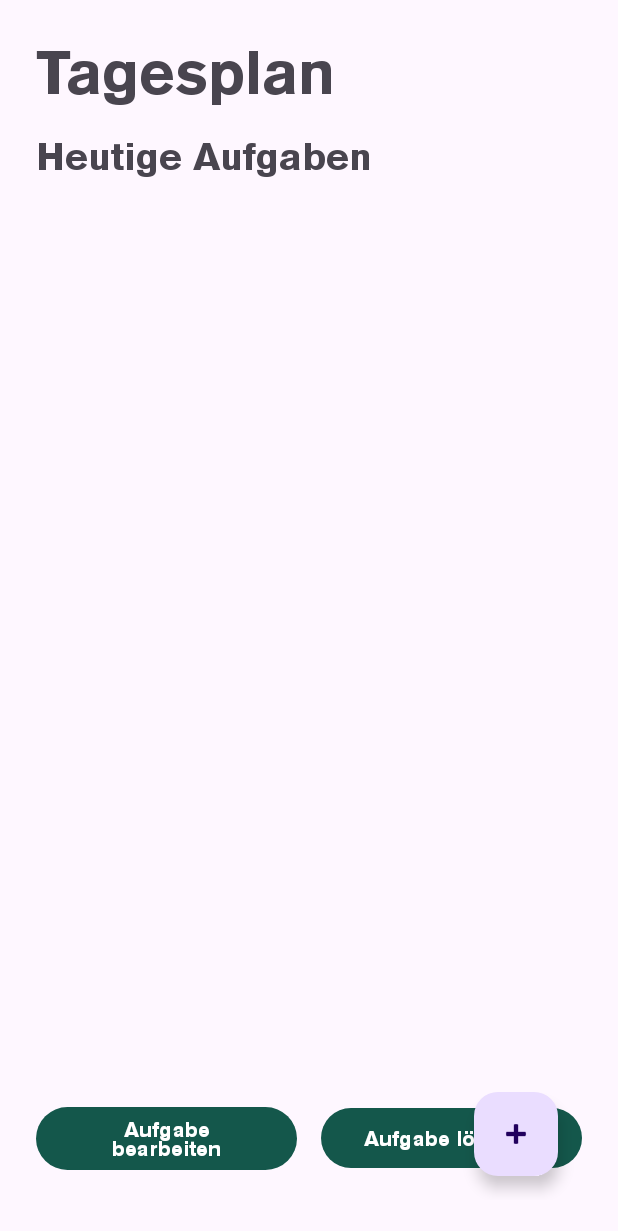
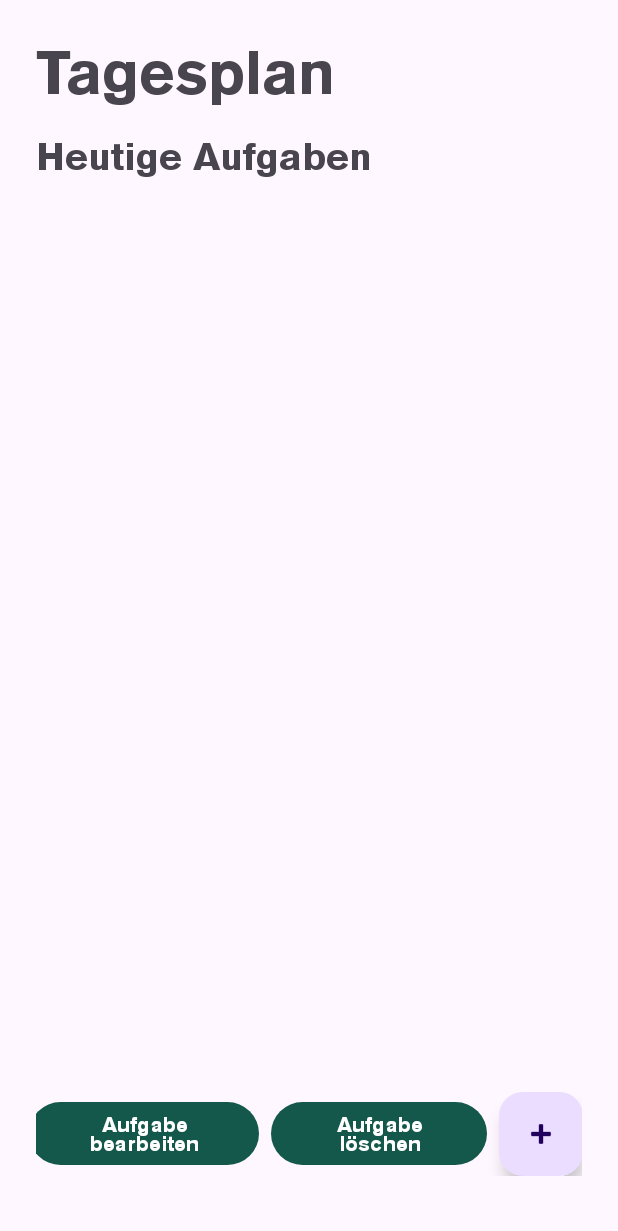
Before and after one commit to magdaa13/TagesBluete, an Android app: the Tagesplan screen opened directly, with no data from a screen before it, on a phone screen of 412 x 824 dp. Shown: the top 1231 px of the screen. Run offline under Robolectric (Android 15) with nearby library versions, the phone set to English and light mode, and no system bars; our stand-ins replace Room's generated code.

Commit message:
Aufgabe bearbeiten/löschen Buttons anordnen. Richtige Nutzerzuordnung

```diff
--- a/app/src/main/java/at/fhj/tagesbluete/Aufgabe.java
+++ b/app/src/main/java/at/fhj/tagesbluete/Aufgabe.java
@@ -12,5 +12,8 @@ public class Aufgabe {
     public String uhrzeit;
     public String wiederholung;
 
+    //Nutzerzuordnung
+    public String nutzername;
+
 
 }
--- a/app/src/main/java/at/fhj/tagesbluete/AufgabeDAO.java
+++ b/app/src/main/java/at/fhj/tagesbluete/AufgabeDAO.java
@@ -15,11 +15,12 @@ public interface AufgabeDAO {
     @Update
     void update(Aufgabe aufgabe);
 
-    @Query("SELECT * FROM Aufgabe WHERE datum = :heutigesDatum ORDER BY uhrzeit ASC")
-    List<Aufgabe> getAufgabenFuerDatum(String heutigesDatum);
+    @Query("SELECT * FROM Aufgabe WHERE datum = :heutigesDatum AND nutzername = :nutzername ORDER BY uhrzeit ASC")
+    List<Aufgabe> getAufgabenFuerDatum(String heutigesDatum, String nutzername);
 
-    @Query("SELECT * FROM Aufgabe")
-    List<Aufgabe> getAlleAufgaben();
+
+    @Query("SELECT * FROM Aufgabe WHERE nutzername = :nutzername")
+    List<Aufgabe> getAlleAufgaben(String nutzername);
 
     @Query("DELETE FROM Aufgabe WHERE id = :id")
     void deleteById(int id);
--- a/app/src/main/java/at/fhj/tagesbluete/Benutzer.java
+++ b/app/src/main/java/at/fhj/tagesbluete/Benutzer.java
@@ -13,10 +13,4 @@ public class Benutzer {
     public String passwort;
 
 
-    // Konstruktor
-    public Benutzer() {
-        this.benutzername = benutzername;
-        this.passwort = passwort;
-    }
-
 }
--- a/app/src/main/java/at/fhj/tagesbluete/BenutzerDAO.java
+++ b/app/src/main/java/at/fhj/tagesbluete/BenutzerDAO.java
@@ -13,6 +13,7 @@ public interface BenutzerDAO {
     @Query("SELECT * FROM Benutzer WHERE benutzername = :benutzername AND passwort = :passwort LIMIT 1")
     Benutzer login(String benutzername, String passwort);
 
+
     @Query("SELECT * FROM Benutzer WHERE benutzername = :benutzername LIMIT 1")
     Benutzer findByUsername(String benutzername);
 
--- a/app/src/main/java/at/fhj/tagesbluete/NeueAufgaben.java
+++ b/app/src/main/java/at/fhj/tagesbluete/NeueAufgaben.java
@@ -2,6 +2,7 @@ package at.fhj.tagesbluete;
 
 import android.app.DatePickerDialog;
 import android.app.TimePickerDialog;
+import android.content.SharedPreferences;
 import android.os.Bundle;
 import android.view.View;
 import android.widget.ArrayAdapter;
@@ -29,6 +30,9 @@ public class NeueAufgaben extends AppCompatActivity {
         EdgeToEdge.enable(this);
         setContentView(R.layout.activity_neue_aufgaben);
         RoomDatenbank db = RoomDatenbank.getInstance(getApplicationContext());
+
+        SharedPreferences prefs = getSharedPreferences("TagesBluetePrefs", MODE_PRIVATE);
+        String eingeloggterNutzername = prefs.getString("nutzername", "");  // Fallback: leerer String
 
 
         EditText TextTitel = findViewById(R.id.editTextTitel);
@@ -103,6 +107,7 @@ public class NeueAufgaben extends AppCompatActivity {
                 bearbeiteteAufgabe.datum = datum;
                 bearbeiteteAufgabe.uhrzeit = uhrzeit;
                 bearbeiteteAufgabe.wiederholung = wiederholung;
+                bearbeiteteAufgabe.nutzername = eingeloggterNutzername; //Nutzerzuordnung
 
                 db.aufgabeDao().update(bearbeiteteAufgabe);
                 Toast.makeText(NeueAufgaben.this, "Aufgabe wurde aktualisiert!", Toast.LENGTH_SHORT).show();
@@ -113,6 +118,7 @@ public class NeueAufgaben extends AppCompatActivity {
                 neueAufgabe.datum = datum;
                 neueAufgabe.uhrzeit = uhrzeit;
                 neueAufgabe.wiederholung = wiederholung;
+                neueAufgabe.nutzername = eingeloggterNutzername;
 
                 db.aufgabeDao().insert(neueAufgabe);
                 Toast.makeText(NeueAufgaben.this, "Aufgabe wurde gespeichert!", Toast.LENGTH_SHORT).show();
--- a/app/src/main/java/at/fhj/tagesbluete/RoomDatenbank.java
+++ b/app/src/main/java/at/fhj/tagesbluete/RoomDatenbank.java
@@ -7,7 +7,7 @@ import androidx.room.Database;
 import androidx.room.Room;
 import androidx.room.RoomDatabase;
 
-@Database(entities = {Benutzer.class, Aufgabe.class}, version = 3)
+@Database(entities = {Benutzer.class, Aufgabe.class}, version = 1, exportSchema = false)
 public abstract class RoomDatenbank extends RoomDatabase {
 
     private static RoomDatenbank instance;
--- a/app/src/main/java/at/fhj/tagesbluete/Tagesplan.java
+++ b/app/src/main/java/at/fhj/tagesbluete/Tagesplan.java
@@ -1,6 +1,7 @@
 package at.fhj.tagesbluete;
 
 import android.content.Intent;
+import android.content.SharedPreferences;
 import android.os.Bundle;
 import android.view.View;
 import android.widget.Button;
@@ -76,7 +77,11 @@ public class Tagesplan extends AppCompatActivity {
     }
     private void ladeAufgabenFuerHeute(){
         String heute = new SimpleDateFormat("dd.MM.yyyy", Locale.GERMAN).format(new Date());
-        aufgabenListe = db.aufgabeDao().getAufgabenFuerDatum(heute);
+
+        SharedPreferences prefs = getSharedPreferences("TagesBluetePrefs", MODE_PRIVATE);
+        String nutzername = prefs.getString("nutzername", "");
+
+        aufgabenListe = db.aufgabeDao().getAufgabenFuerDatum(heute, nutzername);
 
         if(adapter == null){
             adapter = new AufgabeAdapter(aufgabenListe, (aufgabe, position) -> {
--- a/app/src/main/res/layout/activity_neue_aufgaben.xml
+++ b/app/src/main/res/layout/activity_neue_aufgaben.xml
@@ -12,7 +12,7 @@
         android:layout_width="wrap_content"
         android:layout_height="wrap_content"
         android:layout_marginBottom="32dp"
-        android:text="@string/neue_aufgabe_hinzuf_gen"
+        android:text="@string/neue_aufgabe_hinzufuegen"
         android:textSize="24sp"
         android:textStyle="bold"
         app:layout_constraintEnd_toEndOf="parent"
--- a/app/src/main/res/layout/activity_tagesplan.xml
+++ b/app/src/main/res/layout/activity_tagesplan.xml
@@ -1,10 +1,10 @@
-<?xml version="1.0" encoding="utf-8"?>
 <RelativeLayout xmlns:android="http://schemas.android.com/apk/res/android"
     xmlns:app="http://schemas.android.com/apk/res-auto"
     android:layout_width="match_parent"
     android:layout_height="match_parent"
     android:padding="24dp">
 
+    <!-- Überschrift -->
     <TextView
         android:id="@+id/textTagesplan"
         android:layout_width="wrap_content"
@@ -14,6 +14,7 @@
         android:textSize="40sp"
         android:textStyle="bold" />
 
+    <!-- Unterüberschrift -->
     <TextView
         android:id="@+id/textHeutigeAufgaben"
         android:layout_width="wrap_content"
@@ -23,12 +24,13 @@
         android:text="@string/heutige_aufgaben"
         android:textSize="25sp" />
 
+    <!-- RecyclerView -->
     <androidx.recyclerview.widget.RecyclerView
         android:id="@+id/recyclerViewAufgaben"
         android:layout_width="match_parent"
         android:layout_height="0dp"
-        android:layout_above="@id/fabAddAufgabe"
         android:layout_below="@id/textHeutigeAufgaben"
+        android:layout_above="@id/buttonContainer"
         android:layout_marginTop="12dp" />
 
     <LinearLayout
@@ -38,38 +40,37 @@
         android:layout_alignParentBottom="true"
         android:orientation="horizontal"
         android:gravity="center"
-        android:weightSum="2"
+        android:weightSum="3"
         android:layout_marginBottom="16dp">
 
         <Button
             android:id="@+id/buttonAufgabeBearbeiten"
             android:layout_width="0dp"
             android:layout_height="wrap_content"
-            android:layout_weight="1"
+            android:layout_weight="1.6"
             android:text="@string/buttonAufgabeBearbeiten"
-            android:layout_marginEnd="8dp"
-            android:textColor="@android:color/white"/>
+            android:textColor="@android:color/white"
+            android:layout_marginEnd="4dp" />
 
         <Button
             android:id="@+id/buttonAufgabeLöschen"
             android:layout_width="0dp"
             android:layout_height="wrap_content"
-            android:layout_weight="1"
+            android:layout_weight="1.5"
             android:text="@string/buttonAufgabeLöschen"
-            android:layout_marginStart="8dp"
-            android:textColor="@android:color/white" />
+            android:layout_marginStart="4dp"
+            android:layout_marginEnd="4dp" />
+
+        <com.google.android.material.floatingactionbutton.FloatingActionButton
+            android:id="@+id/fabAddAufgabe"
+            android:layout_width="wrap_content"
+            android:layout_height="wrap_content"
+            android:layout_gravity="center"
+            android:layout_marginStart="4dp"
+            android:layout_marginEnd="4dp"
+            android:clickable="true"
+            app:srcCompat="@android:drawable/ic_input_add"
+            android:contentDescription="@string/neue_aufgabe_hinzufuegen" />
     </LinearLayout>
 
-
-    <com.google.android.material.floatingactionbutton.FloatingActionButton
-        android:id="@+id/fabAddAufgabe"
-        android:layout_width="wrap_content"
-        android:layout_height="wrap_content"
-        android:layout_alignParentBottom="true"
-        android:layout_alignParentEnd="true"
-        android:layout_margin="16dp"
-        android:contentDescription="@string/neue_aufgabe_hinzuf_gen"
-        app:srcCompat="@android:drawable/ic_input_add" />
-
-
 </RelativeLayout>
--- a/app/src/main/res/values/strings.xml
+++ b/app/src/main/res/values/strings.xml
@@ -21,7 +21,7 @@
     <string name="uhrzeit">Uhrzeit</string>
     <string name="datum">Datum</string>
     <string name="titel">Titel der neuen Aufgabe\n</string>
-    <string name="neue_aufgabe_hinzuf_gen">Neue Aufgabe hinzufügen</string>
+    <string name="neue_aufgabe_hinzufuegen">Neue Aufgabe hinzufügen</string>
     <string name="buttonAufgabeBearbeiten">Aufgabe bearbeiten</string>
     <string name="buttonAufgabeLöschen">Aufgabe löschen</string>
     <string-array name="wiederholungsoption"><item>Einmalig</item><item>Täglich</item><item>Wöchentlich</item>
```
Also changed, not shown: app/src/main/java/at/fhj/tagesbluete/Login.java (+22 -13 lines).
